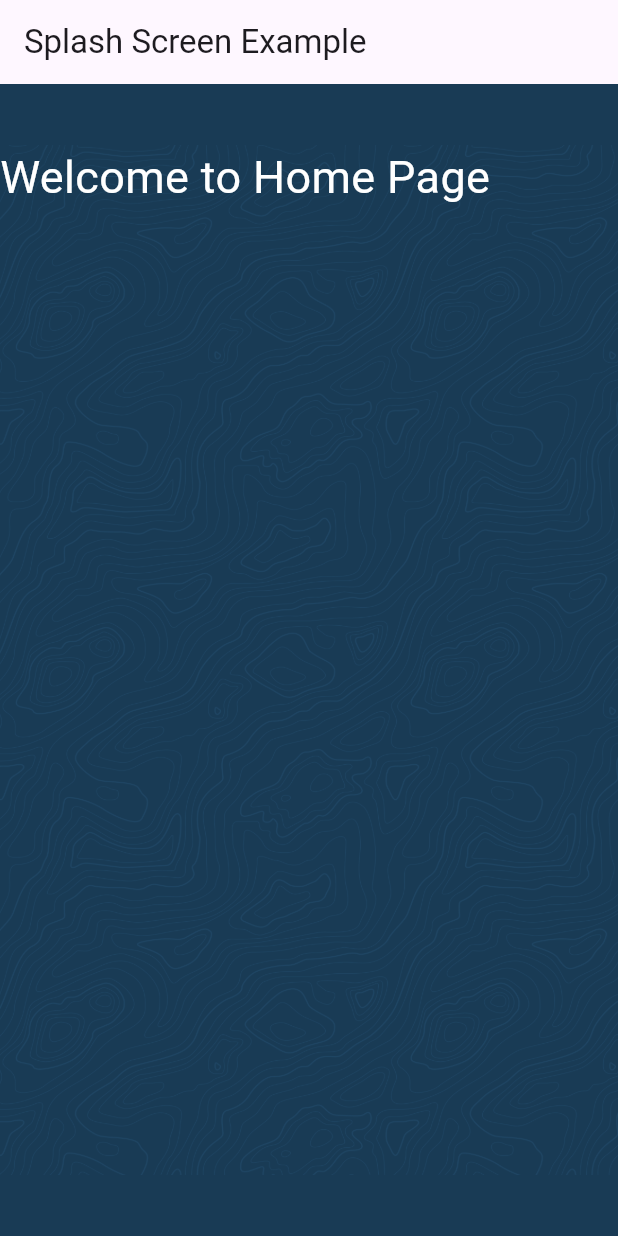
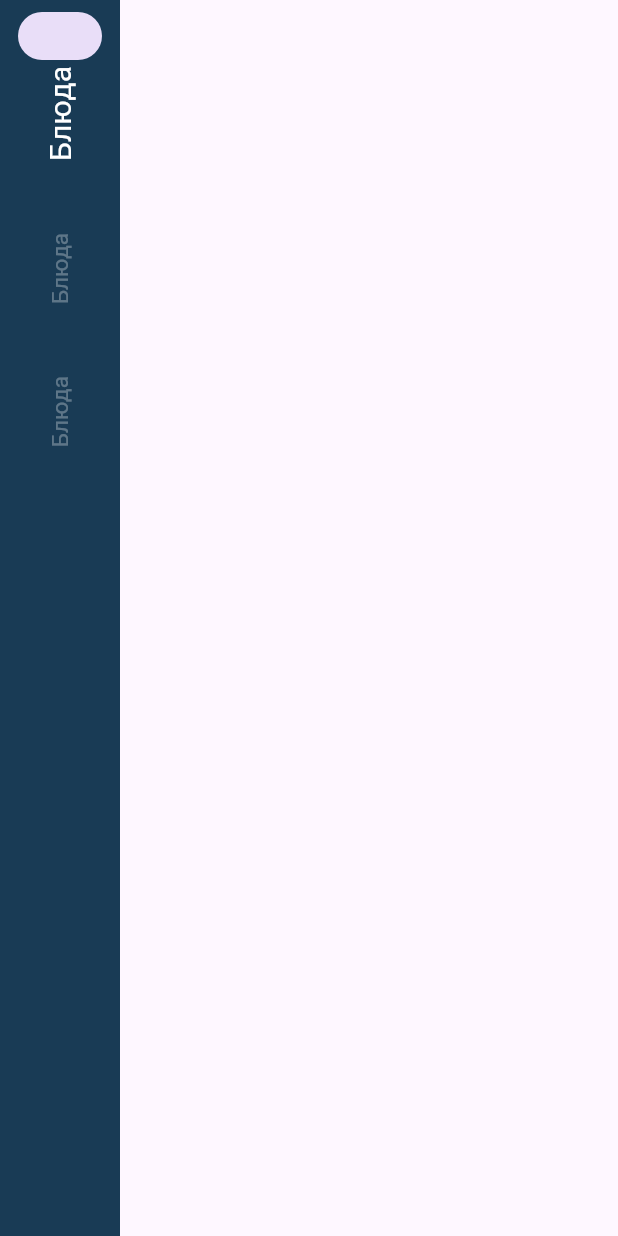
Before and after one commit to FarruxMustafo/restarant, a Flutter app: the screen it shows after launch, on a phone screen of 412 x 824 dp. Run offline on Flutter 3.47's test engine with Material 2 defaults, Android fonts, the phone set to English and light mode, and no system bars.

Commit message:
splash page

```diff
--- a/lib/home_page.dart
+++ b/lib/home_page.dart
@@ -3,7 +3,10 @@
 import 'package:flutter/material.dart';
 import 'package:restarant/consts/consts.dart';
 
-class HomeScreen extends StatefulWidget {
+
+class  HomeScreen extends StatefulWidget {
+  const HomeScreen({super.key});
+
   @override
   State<HomeScreen> createState() => _HomeScreenState();
 }
@@ -12,18 +15,31 @@ class _HomeScreenState extends State<HomeScreen> {
   @override
   Widget build(BuildContext context) {
     return Scaffold(
-      backgroundColor: color,
-      appBar: AppBar(title:Text("Splash Screen Example")),
-      body: Center(
-          child:Stack(
-            children: [
-              Image.asset("assets/splaw1.png"),
-           const    Text("Welcome to Home Page",
-                style: TextStyle( color: Colors.white, fontSize: 30)
+        body: SafeArea(
+          child: Row(
+              children: [
+          NavigationRail(
+
+            labelType: NavigationRailLabelType.all,
+            selectedIndex: 0,
+            selectedLabelTextStyle: const TextStyle(color: Colors.white, fontSize:20),
+            unselectedLabelTextStyle: TextStyle(color: Colors.white30, fontSize: 15),
+            backgroundColor: color,
+            destinations: const [
+              NavigationRailDestination(
+
+                icon:SizedBox(),
+                  label: RotatedBox(quarterTurns: -1, child: Text("Блюда"))),
+              NavigationRailDestination(
+                  icon:SizedBox(),
+                  label: RotatedBox(quarterTurns: -1, child: Text("Блюда"))),
+              NavigationRailDestination(
+                 icon:SizedBox(),
+                  label: RotatedBox(quarterTurns: -1, child: Text("Блюда"))),
+            ],
+          )
+              ],
             ),
-            ]
-          )
-      ),
-    );
+        ));
   }
 }
```
